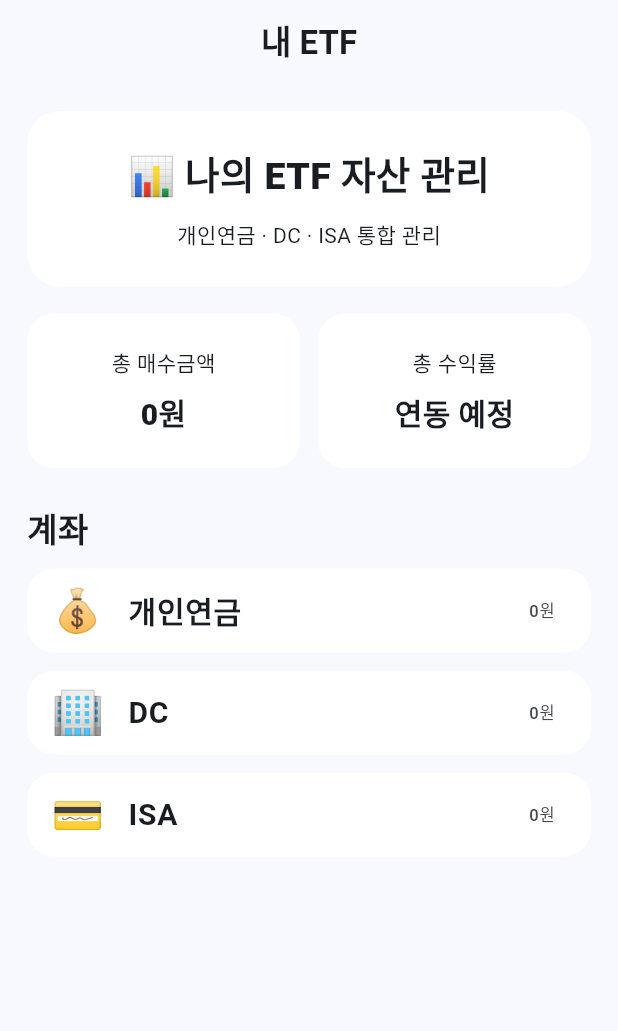
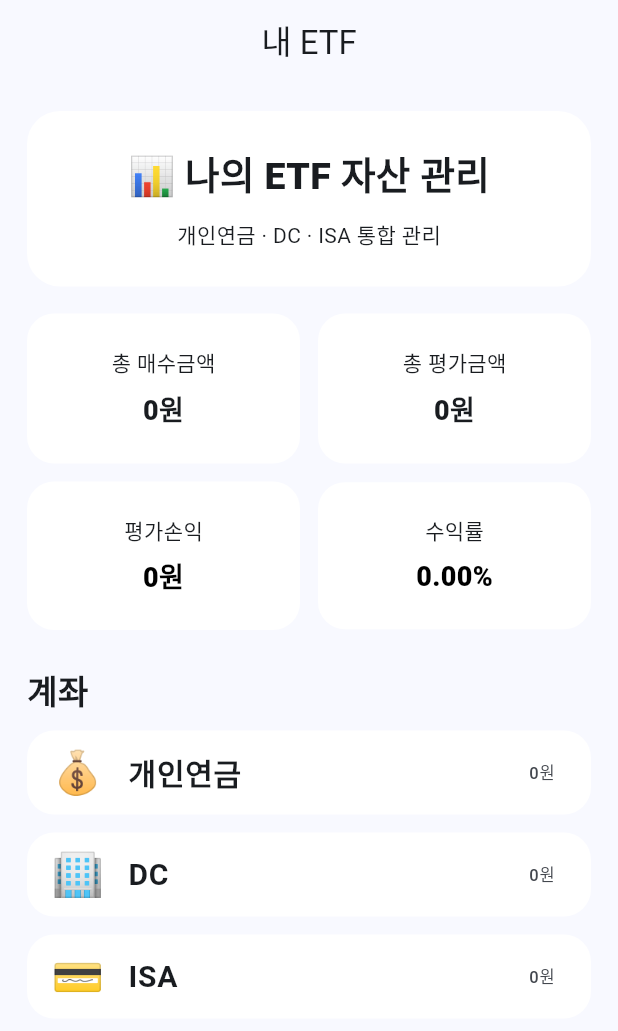
Before and after one commit to lovesong7080-oss/my_etf, a Flutter app: the screen it shows after launch, on a phone screen of 412 x 824 dp. Shown: the top 1031 px of the screen. Run offline on Flutter 3.47's test engine with Material 3 defaults, Android fonts, the phone set to English and light mode, and no system bars; our stand-ins replace shared_preferences.

Commit message:
v0.4 메인 자동 합산

```diff
--- a/lib/screens/home_screen.dart
+++ b/lib/screens/home_screen.dart
@@ -1,20 +1,116 @@
+import 'dart:convert';
 import 'package:flutter/material.dart';
+import 'package:shared_preferences/shared_preferences.dart';
 import 'account_screen.dart';
 
-class HomeScreen extends StatelessWidget {
+class HomeScreen extends StatefulWidget {
   const HomeScreen({super.key});
 
   @override
+  State<HomeScreen> createState() => _HomeScreenState();
+}
+
+class _HomeScreenState extends State<HomeScreen> {
+  final accounts = ['개인연금', 'DC', 'ISA'];
+
+  Map<String, int> accountValues = {
+    '개인연금': 0,
+    'DC': 0,
+    'ISA': 0,
+  };
+
+  int totalBuyAmount = 0;
+  int totalEvaluationAmount = 0;
+
+  @override
+  void initState() {
+    super.initState();
+    loadTotals();
+  }
+
+  Future<void> loadTotals() async {
+    final prefs = await SharedPreferences.getInstance();
+
+    int buyTotal = 0;
+    int evaluationTotal = 0;
+    final newAccountValues = <String, int>{};
+
+    for (final account in accounts) {
+      final saved = prefs.getString('etfs_$account');
+      int accountEvaluation = 0;
+
+      if (saved != null) {
+        final List data = jsonDecode(saved);
+
+        for (final item in data) {
+          final etf = Map<String, dynamic>.from(item);
+          final buyPrice = etf['buyPrice'] as int;
+          final currentPrice = etf['currentPrice'] as int;
+          final quantity = etf['quantity'] as int;
+
+          buyTotal += buyPrice * quantity;
+          evaluationTotal += currentPrice * quantity;
+          accountEvaluation += currentPrice * quantity;
+        }
+      }
+
+      newAccountValues[account] = accountEvaluation;
+    }
+
+    setState(() {
+      totalBuyAmount = buyTotal;
+      totalEvaluationAmount = evaluationTotal;
+      accountValues = newAccountValues;
+    });
+  }
+
+  int get totalProfit => totalEvaluationAmount - totalBuyAmount;
+
+  double get totalProfitRate {
+    if (totalBuyAmount == 0) return 0;
+    return totalProfit / totalBuyAmount * 100;
+  }
+
+  String won(int value) {
+    return value.toString().replaceAllMapped(
+          RegExp(r'(\d{1,3})(?=(\d{3})+(?!\d))'),
+          (m) => '${m[1]},',
+        );
+  }
+
+  String percent(double value) {
+    final sign = value > 0 ? '+' : '';
+    return '$sign${value.toStringAsFixed(2)}%';
+  }
+
+  Color profitColor(num value) {
+    if (value > 0) return Colors.red;
+    if (value < 0) return Colors.blue;
+    return Colors.black;
+  }
+
+  String icon(String account) {
+    if (account == '개인연금') return '💰';
+    if (account == 'DC') return '🏢';
+    return '💳';
+  }
+
+  Future<void> openAccount(String account) async {
+    await Navigator.push(
+      context,
+      MaterialPageRoute(
+        builder: (_) => AccountScreen(accountName: account),
+      ),
+    );
+
+    loadTotals();
+  }
+
+  @override
   Widget build(BuildContext context) {
-    final accounts = [
-      {'icon': '💰', 'name': '개인연금', 'amount': '0원'},
-      {'icon': '🏢', 'name': 'DC', 'amount': '0원'},
-      {'icon': '💳', 'name': 'ISA', 'amount': '0원'},
-    ];
-
     return Scaffold(
       appBar: AppBar(
-        title: const Text('내 ETF', style: TextStyle(fontWeight: FontWeight.bold)),
+        title: const Text('내 ETF'),
         centerTitle: true,
       ),
       body: ListView(
@@ -28,45 +124,81 @@ class HomeScreen extends StatelessWidget {
             ),
             child: const Column(
               children: [
-                Text('📊 나의 ETF 자산 관리',
-                    style: TextStyle(fontSize: 25, fontWeight: FontWeight.w800)),
+                Text(
+                  '📊 나의 ETF 자산 관리',
+                  style: TextStyle(fontSize: 25, fontWeight: FontWeight.w800),
+                ),
                 SizedBox(height: 10),
                 Text('개인연금 · DC · ISA 통합 관리'),
               ],
             ),
           ),
           const SizedBox(height: 18),
-          const Row(
+          Row(
             children: [
-              Expanded(child: _SummaryCard(title: '총 매수금액', value: '0원')),
-              SizedBox(width: 12),
-              Expanded(child: _SummaryCard(title: '총 수익률', value: '연동 예정')),
+              Expanded(
+                child: SummaryCard(
+                  title: '총 매수금액',
+                  value: '${won(totalBuyAmount)}원',
+                ),
+              ),
+              const SizedBox(width: 12),
+              Expanded(
+                child: SummaryCard(
+                  title: '총 평가금액',
+                  value: '${won(totalEvaluationAmount)}원',
+                ),
+              ),
+            ],
+          ),
+          const SizedBox(height: 12),
+          Row(
+            children: [
+              Expanded(
+                child: SummaryCard(
+                  title: '평가손익',
+                  value: '${won(totalProfit)}원',
+                  valueColor: profitColor(totalProfit),
+                ),
+              ),
+              const SizedBox(width: 12),
+              Expanded(
+                child: SummaryCard(
+                  title: '수익률',
+                  value: percent(totalProfitRate),
+                  valueColor: profitColor(totalProfitRate),
+                ),
+              ),
             ],
           ),
           const SizedBox(height: 24),
-          const Text('계좌', style: TextStyle(fontSize: 22, fontWeight: FontWeight.w800)),
+          const Text(
+            '계좌',
+            style: TextStyle(fontSize: 22, fontWeight: FontWeight.w800),
+          ),
           const SizedBox(height: 12),
           for (final account in accounts)
             Card(
               color: Colors.white,
               elevation: 0,
               margin: const EdgeInsets.only(bottom: 12),
-              shape: RoundedRectangleBorder(borderRadius: BorderRadius.circular(18)),
+              shape: RoundedRectangleBorder(
+                borderRadius: BorderRadius.circular(18),
+              ),
               child: ListTile(
-                onTap: () {
-                  Navigator.push(
-                    context,
-                    MaterialPageRoute(
-                      builder: (_) => AccountScreen(accountName: account['name']!),
-                    ),
-                  );
-                },
-                leading: Text(account['icon']!, style: const TextStyle(fontSize: 28)),
+                onTap: () => openAccount(account),
+                leading: Text(
+                  icon(account),
+                  style: const TextStyle(fontSize: 28),
+                ),
                 title: Text(
-                  account['name']!,
-                  style: const TextStyle(fontSize: 20, fontWeight: FontWeight.bold),
+                  account,
+                  style: const TextStyle(
+                    fontSize: 20,
+                    fontWeight: FontWeight.bold,
+                  ),
                 ),
-                trailing: Text(account['amount']!),
+                trailing: Text('${won(accountValues[account] ?? 0)}원'),
               ),
             ),
         ],
@@ -75,13 +207,16 @@ class HomeScreen extends StatelessWidget {
   }
 }
 
-class _SummaryCard extends StatelessWidget {
+class SummaryCard extends StatelessWidget {
   final String title;
   final String value;
+  final Color? valueColor;
 
-  const _SummaryCard({
+  const SummaryCard({
+    super.key,
     required this.title,
     required this.value,
+    this.valueColor,
   });
 
   @override
@@ -96,7 +231,14 @@ class _SummaryCard extends StatelessWidget {
         children: [
           Text(title),
           const SizedBox(height: 8),
-          Text(value, style: const TextStyle(fontSize: 20, fontWeight: FontWeight.w900)),
+          Text(
+            value,
+            style: TextStyle(
+              fontSize: 18,
+              fontWeight: FontWeight.w900,
+              color: valueColor,
+            ),
+          ),
         ],
       ),
     );
```
